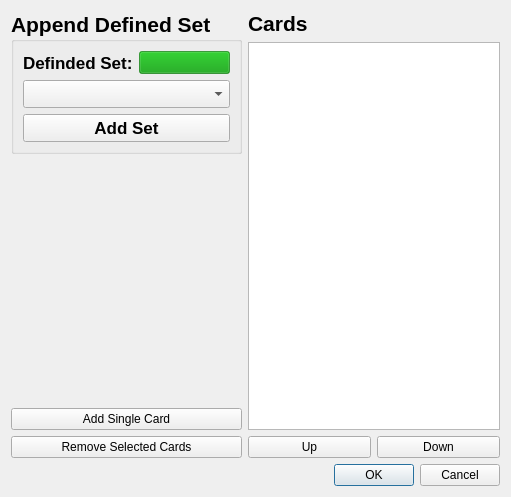
Before: the Qt Designer form accupatt/windows/ui/editCardList.ui in gill14/AccuPatt, drawn with Qt 5.
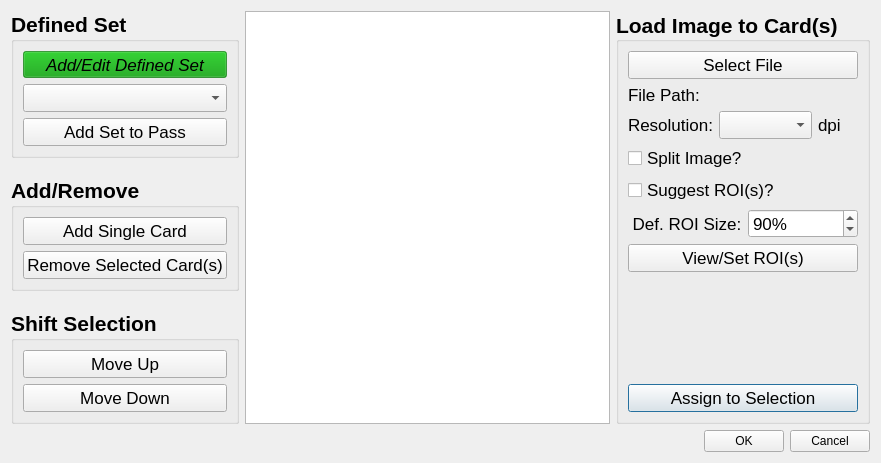
After: the same form once the commit is applied. Icons and pictures are not drawn.

Commit message: ImWidgets, MoveToSQLite3, cardList editor/importer

What changed in the file:
```diff
--- a/accupatt/windows/ui/editCardList.ui
+++ b/accupatt/windows/ui/editCardList.ui
@@ -6,8 +6,8 @@
    <rect>
     <x>0</x>
     <y>0</y>
-    <width>511</width>
-    <height>497</height>
+    <width>881</width>
+    <height>463</height>
    </rect>
   </property>
   <property name="windowTitle">
@@ -15,9 +15,9 @@
   </property>
   <layout class="QVBoxLayout" name="verticalLayout_4">
    <item>
-    <layout class="QHBoxLayout" name="horizontalLayout_3">
+    <layout class="QHBoxLayout" name="horizontalLayout_4">
      <item>
-      <layout class="QVBoxLayout" name="verticalLayout_3">
+      <layout class="QVBoxLayout" name="verticalLayout_2">
        <item>
         <widget class="QGroupBox" name="groupBox">
          <property name="sizePolicy">
@@ -34,29 +34,11 @@
           </font>
          </property>
          <property name="title">
-          <string>Append Defined Set</string>
+          <string>Defined Set</string>
          </property>
          <layout class="QVBoxLayout" name="verticalLayout">
           <item>
            <layout class="QHBoxLayout" name="horizontalLayout">
-            <item>
-             <widget class="QLabel" name="label_2">
-              <property name="sizePolicy">
-               <sizepolicy hsizetype="Preferred" vsizetype="Minimum">
-                <horstretch>0</horstretch>
-                <verstretch>0</verstretch>
-               </sizepolicy>
-              </property>
-              <property name="font">
-               <font>
-                <pointsize>13</pointsize>
-               </font>
-              </property>
-              <property name="text">
-               <string>Definded Set:</string>
-              </property>
-             </widget>
-            </item>
             <item>
              <widget class="QToolButton" name="buttonEditCards">
               <property name="sizePolicy">
@@ -68,9 +50,9 @@
               <property name="font">
                <font>
                 <pointsize>13</pointsize>
-                <weight>75</weight>
+                <weight>50</weight>
                 <italic>true</italic>
-                <bold>true</bold>
+                <bold>false</bold>
                </font>
               </property>
               <property name="toolTip">
@@ -86,7 +68,7 @@
                <string notr="true">background-color: rgba(0, 152, 0, 153)</string>
               </property>
               <property name="text">
-               <string/>
+               <string>Add/Edit Defined Set</string>
               </property>
               <property name="icon">
                <iconset>
@@ -114,6 +96,8 @@
             <property name="font">
              <font>
               <pointsize>13</pointsize>
+              <weight>50</weight>
+              <bold>false</bold>
              </font>
             </property>
            </widget>
@@ -129,10 +113,75 @@
             <property name="font">
              <font>
               <pointsize>13</pointsize>
+              <weight>50</weight>
+              <bold>false</bold>
              </font>
             </property>
             <property name="text">
-             <string>Add Set</string>
+             <string>Add Set to Pass</string>
+            </property>
+           </widget>
+          </item>
+         </layout>
+        </widget>
+       </item>
+       <item>
+        <spacer name="verticalSpacer_3">
+         <property name="orientation">
+          <enum>Qt::Vertical</enum>
+         </property>
+         <property name="sizeHint" stdset="0">
+          <size>
+           <width>212</width>
+           <height>13</height>
+          </size>
+         </property>
+        </spacer>
+       </item>
+       <item>
+        <widget class="QGroupBox" name="groupBox_2">
+         <property name="sizePolicy">
+          <sizepolicy hsizetype="Maximum" vsizetype="Preferred">
+           <horstretch>0</horstretch>
+           <verstretch>0</verstretch>
+          </sizepolicy>
+         </property>
+         <property name="font">
+          <font>
+           <pointsize>16</pointsize>
+           <weight>75</weight>
+           <bold>true</bold>
+          </font>
+         </property>
+         <property name="title">
+          <string>Add/Remove</string>
+         </property>
+         <layout class="QVBoxLayout" name="verticalLayout_5">
+          <item>
+           <widget class="QPushButton" name="buttonAddCard">
+            <property name="font">
+             <font>
+              <pointsize>13</pointsize>
+              <weight>50</weight>
+              <bold>false</bold>
+             </font>
+            </property>
+            <property name="text">
+             <string>Add Single Card</string>
+            </property>
+           </widget>
+          </item>
+          <item>
+           <widget class="QPushButton" name="buttonRemoveCard">
+            <property name="font">
+             <font>
+              <pointsize>13</pointsize>
+              <weight>50</weight>
+              <bold>false</bold>
+             </font>
+            </property>
+            <property name="text">
+             <string>Remove Selected Card(s)</string>
             </property>
            </widget>
           </item>
@@ -146,32 +195,96 @@
          </property>
          <property name="sizeHint" stdset="0">
           <size>
-           <width>20</width>
-           <height>40</height>
+           <width>212</width>
+           <height>13</height>
           </size>
          </property>
         </spacer>
        </item>
        <item>
-        <widget class="QPushButton" name="buttonAddCard">
-         <property name="text">
-          <string>Add Single Card</string>
+        <widget class="QGroupBox" name="groupBox_3">
+         <property name="sizePolicy">
+          <sizepolicy hsizetype="Preferred" vsizetype="Preferred">
+           <horstretch>0</horstretch>
+           <verstretch>0</verstretch>
+          </sizepolicy>
          </property>
-        </widget>
-       </item>
-       <item>
-        <widget class="QPushButton" name="buttonRemoveCard">
-         <property name="text">
-          <string>Remove Selected Cards</string>
+         <property name="font">
+          <font>
+           <pointsize>16</pointsize>
+           <weight>75</weight>
+           <bold>true</bold>
+          </font>
          </property>
+         <property name="title">
+          <string>Shift Selection</string>
+         </property>
+         <layout class="QVBoxLayout" name="verticalLayout_6">
+          <item>
+           <widget class="QPushButton" name="buttonUp">
+            <property name="font">
+             <font>
+              <pointsize>13</pointsize>
+              <weight>50</weight>
+              <bold>false</bold>
+             </font>
+            </property>
+            <property name="text">
+             <string>Move Up</string>
+            </property>
+           </widget>
+          </item>
+          <item>
+           <widget class="QPushButton" name="buttonDown">
+            <property name="font">
+             <font>
+              <pointsize>13</pointsize>
+              <weight>50</weight>
+              <bold>false</bold>
+             </font>
+            </property>
+            <property name="text">
+             <string>Move Down</string>
+            </property>
+           </widget>
+          </item>
+         </layout>
         </widget>
        </item>
       </layout>
      </item>
      <item>
-      <layout class="QVBoxLayout" name="verticalLayout_2">
+      <widget class="QTableView" name="tableView">
+       <property name="sizePolicy">
+        <sizepolicy hsizetype="Expanding" vsizetype="Expanding">
+         <horstretch>0</horstretch>
+         <verstretch>0</verstretch>
+        </sizepolicy>
+       </property>
+       <property name="dragDropMode">
+        <enum>QAbstractItemView::InternalMove</enum>
+       </property>
+       <property name="defaultDropAction">
+        <enum>Qt::MoveAction</enum>
+       </property>
+       <property name="alternatingRowColors">
+        <bool>true</bool>
+       </property>
+       <property name="selectionBehavior">
+        <enum>QAbstractItemView::SelectRows</enum>
+       </property>
+      </widget>
+     </item>
+     <item>
+      <layout class="QVBoxLayout" name="verticalLayout_3">
        <item>
-        <widget class="QLabel" name="label">
+        <widget class="QGroupBox" name="groupBox_4">
+         <property name="sizePolicy">
+          <sizepolicy hsizetype="Maximum" vsizetype="Preferred">
+           <horstretch>0</horstretch>
+           <verstretch>0</verstretch>
+          </sizepolicy>
+         </property>
          <property name="font">
           <font>
            <pointsize>16</pointsize>
@@ -179,45 +292,230 @@
            <bold>true</bold>
           </font>
          </property>
-         <property name="text">
-          <string>Cards</string>
+         <property name="title">
+          <string>Load Image to Card(s)</string>
          </property>
-        </widget>
-       </item>
-       <item>
-        <widget class="QListWidget" name="listWidgetCards">
-         <property name="dragDropMode">
-          <enum>QAbstractItemView::NoDragDrop</enum>
+         <property name="alignment">
+          <set>Qt::AlignLeading|Qt::AlignLeft|Qt::AlignVCenter</set>
          </property>
-         <property name="defaultDropAction">
-          <enum>Qt::IgnoreAction</enum>
-         </property>
-         <property name="alternatingRowColors">
-          <bool>true</bool>
-         </property>
-         <property name="selectionMode">
-          <enum>QAbstractItemView::ExtendedSelection</enum>
-         </property>
+         <layout class="QVBoxLayout" name="verticalLayout_7">
+          <item>
+           <widget class="QPushButton" name="buttonSelectFile">
+            <property name="font">
+             <font>
+              <pointsize>13</pointsize>
+              <weight>50</weight>
+              <bold>false</bold>
+             </font>
+            </property>
+            <property name="text">
+             <string>Select File</string>
+            </property>
+           </widget>
+          </item>
+          <item>
+           <widget class="QLabel" name="labelFile">
+            <property name="sizePolicy">
+             <sizepolicy hsizetype="Expanding" vsizetype="Preferred">
+              <horstretch>0</horstretch>
+              <verstretch>0</verstretch>
+             </sizepolicy>
+            </property>
+            <property name="font">
+             <font>
+              <pointsize>13</pointsize>
+              <weight>50</weight>
+              <bold>false</bold>
+             </font>
+            </property>
+            <property name="text">
+             <string>File Path:</string>
+            </property>
+            <property name="wordWrap">
+             <bool>true</bool>
+            </property>
+           </widget>
+          </item>
+          <item>
+           <layout class="QHBoxLayout" name="horizontalLayout_2">
+            <item>
+             <widget class="QLabel" name="label">
+              <property name="font">
+               <font>
+                <pointsize>13</pointsize>
+                <weight>50</weight>
+                <bold>false</bold>
+               </font>
+              </property>
+              <property name="text">
+               <string>Resolution:</string>
+              </property>
+             </widget>
+            </item>
+            <item>
+             <widget class="QComboBox" name="comboBoxResolution">
+              <property name="font">
+               <font>
+                <pointsize>13</pointsize>
+                <weight>50</weight>
+                <bold>false</bold>
+               </font>
+              </property>
+              <property name="sizeAdjustPolicy">
+               <enum>QComboBox::AdjustToContents</enum>
+              </property>
+             </widget>
+            </item>
+            <item>
+             <widget class="QLabel" name="label_3">
+              <property name="font">
+               <font>
+                <pointsize>13</pointsize>
+                <weight>50</weight>
+                <bold>false</bold>
+               </font>
+              </property>
+              <property name="text">
+               <string>dpi</string>
+              </property>
+             </widget>
+            </item>
+           </layout>
+          </item>
+          <item>
+           <widget class="QCheckBox" name="checkBoxSplit">
+            <property name="font">
+             <font>
+              <pointsize>13</pointsize>
+              <weight>50</weight>
+              <bold>false</bold>
+             </font>
+            </property>
+            <property name="text">
+             <string>Split Image?</string>
+            </property>
+           </widget>
+          </item>
+          <item>
+           <widget class="QCheckBox" name="suggestRoiCheckBox">
+            <property name="font">
+             <font>
+              <pointsize>13</pointsize>
+              <weight>50</weight>
+              <bold>false</bold>
+             </font>
+            </property>
+            <property name="text">
+             <string>Suggest ROI(s)?</string>
+            </property>
+           </widget>
+          </item>
+          <item>
+           <layout class="QHBoxLayout" name="horizontalLayout_3">
+            <item>
+             <widget class="QLabel" name="label_6">
+              <property name="font">
+               <font>
+                <pointsize>13</pointsize>
+                <weight>50</weight>
+                <bold>false</bold>
+               </font>
+              </property>
+              <property name="text">
+               <string> Def. ROI Size:</string>
+              </property>
+             </widget>
+            </item>
+            <item>
+             <widget class="QSpinBox" name="spinBoxRoi">
+              <property name="font">
+               <font>
+                <pointsize>13</pointsize>
+                <weight>50</weight>
+                <bold>false</bold>
+               </font>
+              </property>
+              <property name="suffix">
+               <string>%</string>
+              </property>
+              <property name="minimum">
+               <number>5</number>
+              </property>
+              <property name="maximum">
+               <number>100</number>
+              </property>
+              <property name="singleStep">
+               <number>5</number>
+              </property>
+              <property name="value">
+               <number>90</number>
+              </property>
+             </widget>
+            </item>
+           </layout>
+          </item>
+          <item>
+           <widget class="QPushButton" name="buttonSetROIs">
+            <property name="sizePolicy">
+             <sizepolicy hsizetype="Preferred" vsizetype="Fixed">
+              <horstretch>0</horstretch>
+              <verstretch>0</verstretch>
+             </sizepolicy>
+            </property>
+            <property name="font">
+             <font>
+              <pointsize>13</pointsize>
+              <weight>50</weight>
+              <bold>false</bold>
+             </font>
+            </property>
+            <property name="text">
+             <string>View/Set ROI(s)</string>
+            </property>
+            <property name="default">
+             <bool>false</bool>
+            </property>
+           </widget>
+          </item>
+          <item>
+           <spacer name="verticalSpacer_2">
+            <property name="orientation">
+             <enum>Qt::Vertical</enum>
+            </property>
+            <property name="sizeHint" stdset="0">
+             <size>
+              <width>20</width>
+              <height>40</height>
+             </size>
+            </property>
+           </spacer>
+          </item>
+          <item>
+           <widget class="QPushButton" name="buttonAssignToSelection">
+            <property name="sizePolicy">
+             <sizepolicy hsizetype="Preferred" vsizetype="Fixed">
+              <horstretch>0</horstretch>
+              <verstretch>0</verstretch>
+             </sizepolicy>
+            </property>
+            <property name="font">
+             <font>
+              <pointsize>13</pointsize>
+              <weight>50</weight>
+              <bold>false</bold>
+             </font>
+            </property>
+            <property name="text">
+             <string>Assign to Selection</string>
+            </property>
+            <property name="default">
+             <bool>true</bool>
+            </property>
+           </widget>
+          </item>
+         </layout>
         </widget>
        </item>
-       <item>
-        <layout class="QHBoxLayout" name="horizontalLayout_2">
-         <item>
-          <widget class="QPushButton" name="buttonUp">
-           <property name="text">
-            <string>Up</string>
-           </property>
-          </widget>
-         </item>
-         <item>
-          <widget class="QPushButton" name="pushButton_3">
-           <property name="text">
-            <string>Down</string>
-           </property>
-          </widget>
-         </item>
-        </layout>
-       </item>
       </layout>
      </item>
     </layout>
```
Left out of the diff: 3 changed lines with no effect on the pictures. The commit also changes 23 other files.
